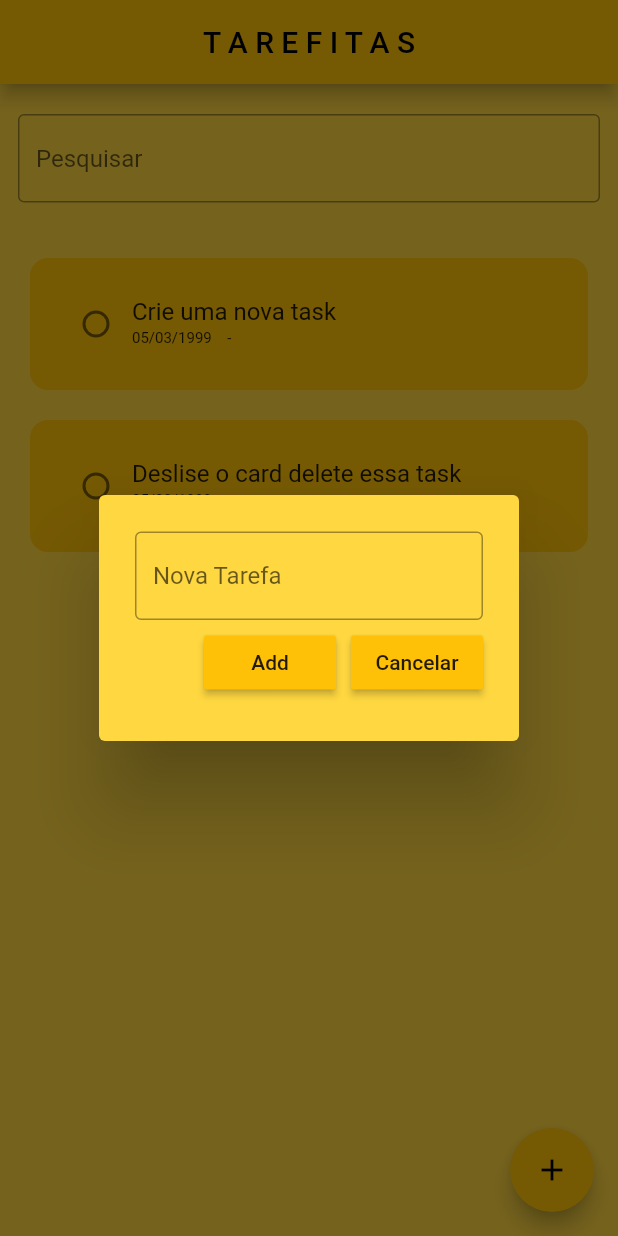
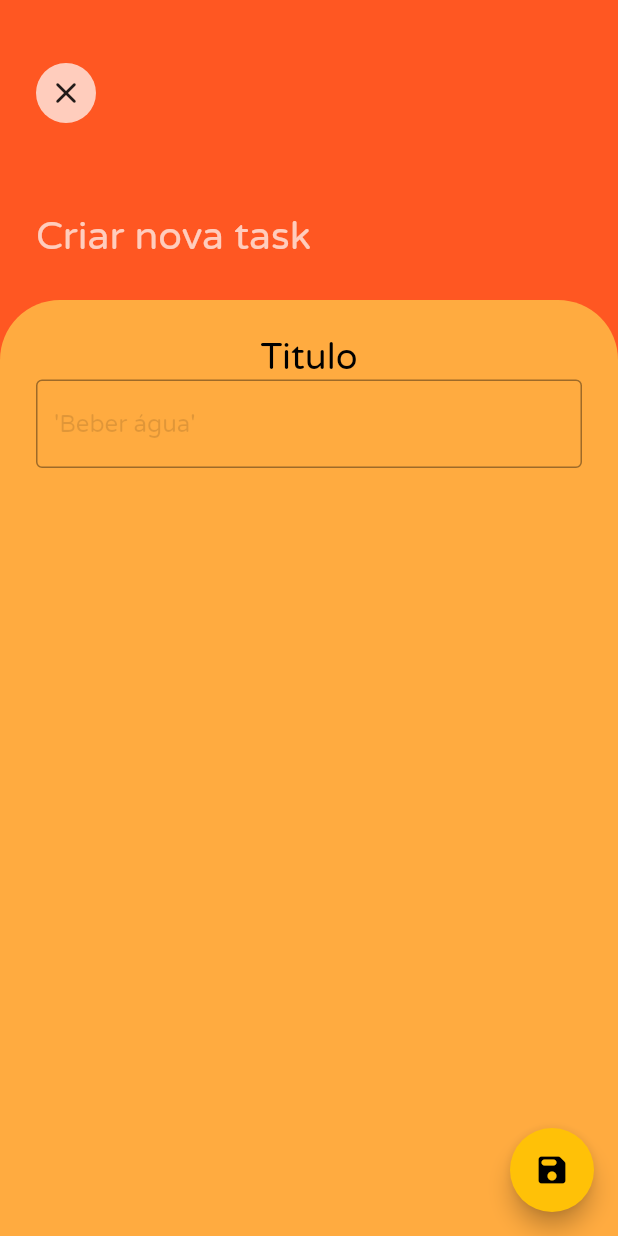
Before and after one commit to CaiqueGaldino/Tarefitas, a Flutter app: the screen it shows after launch, after a tap on the "add" icon, on a phone screen of 412 x 824 dp. Run offline on Flutter 3.47's test engine with Material 2 defaults, Android fonts, the light colour scheme and no system bars; drawn by our look-alikes of flutter_slidable; our stand-ins replace hive_flutter; accounts and stored records are empty.

Commit message:
Novas tarefas criado em uma tela e não em um dialog

```diff
--- a/lib/HomePage.dart
+++ b/lib/HomePage.dart
@@ -1,5 +1,7 @@
 import 'package:flutter/material.dart';
 import 'package:hive_flutter/hive_flutter.dart';
+import 'package:tarefas/NovaTask.dart';
+import 'package:tarefas/constants.dart';
 import 'package:tarefas/database.dart';
 import 'package:tarefas/dialog_box.dart';
 import 'package:tarefas/todo_tile.dart';
@@ -33,7 +35,7 @@ class _HomePageState extends State<HomePage> {
   }
 
 // text controller
-  final _controler = TextEditingController();
+  final _controller = TextEditingController();
 
   // ChackBox Changed
 
@@ -53,9 +55,9 @@ class _HomePageState extends State<HomePage> {
     DateTime _date = DateTime.now();
     var start = _date.day.toString() + "/" + _date.month.toString() + "/" + _date.year.toString();
     setState(() {
-      db.ToDoList.add([_controler.text, false,start, " "]);
+      db.ToDoList.add([_controller.text, false,start, " "]);
 
-      _controler.clear();
+      _controller.clear();
     });
     Navigator.of(context).pop();
     db.updateDatabase();
@@ -64,11 +66,13 @@ class _HomePageState extends State<HomePage> {
   // Create a new task
 
   void CreateNewTask() {
+
+    //Gambiarra com o dialog usado na versão anterior
     showDialog(
       context: context,
       builder: (context) {
-        return DialogBox(
-          controler: _controler,
+        return NovaTask(
+          controller: _controller,
           onSave: saveNewTask,
           onCancel: () => Navigator.of(context).pop(),
         );
@@ -89,7 +93,7 @@ class _HomePageState extends State<HomePage> {
     return Scaffold(
         backgroundColor: Colors.amberAccent,
         appBar: AppBar(
-          title: const Text('T A R E F I T A S'),
+          title: const Text('T A R E F I T A S', style: TextStyle(fontFamily: primaryFont),),
           centerTitle: true,
           elevation: 5,
         ),
--- /dev/null
+++ b/lib/NovaTask.dart
@@ -0,0 +1,96 @@
+import 'package:flutter/material.dart';
+import 'package:tarefas/constants.dart';
+
+class NovaTask extends StatelessWidget {
+  final controller;
+  VoidCallback onSave;
+  VoidCallback onCancel;
+
+  NovaTask(
+      {super.key,
+      required this.controller,
+      required this.onCancel,
+      required this.onSave});
+
+  @override
+  Widget build(BuildContext context) {
+    return Scaffold(
+      floatingActionButton: FloatingActionButton(
+        onPressed: onSave,
+        child: Icon(Icons.save_rounded)),
+
+      body: Stack(
+        fit: StackFit.loose,
+        alignment: Alignment.topCenter,
+        children: <Widget>[
+          Positioned(
+            top: 0,
+            left: 0,
+            right: 0,
+            child: Container(
+              height: 300,
+              decoration: BoxDecoration(color: Colors.deepOrange),
+              child: Padding(
+                padding: const EdgeInsets.only(top: 12, left: 24),
+                child: Column(
+                  crossAxisAlignment: CrossAxisAlignment.start,
+                  children: [
+                    SizedBox(
+                      height: 30,
+                    ),
+                    Container(
+                        width: 40,
+                        height: 40,
+                        decoration: BoxDecoration(
+                            borderRadius: BorderRadius.circular(60),
+                            color: Colors.white70),
+                        child: IconButton(
+                          onPressed: onCancel,
+                          icon: Icon(Icons.close_rounded),
+                        )),
+                    SizedBox(
+                      height: 60,
+                    ),
+                    Text(
+                      "Criar nova task",
+                      style: TextStyle(color: Colors.white70, fontSize: 26, fontFamily: primaryFont),
+                    ),
+                  ],
+                ),
+              ),
+            ),
+          ),
+          Positioned(
+            top: 200,
+            left: 0,
+            right: 0,
+            bottom: 0,
+            child: Container(
+              height: double.infinity,
+              decoration: BoxDecoration(
+                  borderRadius: BorderRadius.only(
+                      topLeft: Radius.circular(40),
+                      topRight: Radius.circular(40)),
+                  color: Colors.orangeAccent),
+              child: Padding(
+                padding: const EdgeInsets.only(top: 24, right: 24, left: 24),
+                child: Column(
+                  children: <Widget>[
+                    Text(
+                      "Titulo",
+                      style: TextStyle(color: Colors.black, fontSize: 24, fontFamily: primaryFont),
+                    ),
+                    TextField(
+                      controller: controller,
+                      decoration: InputDecoration(border: OutlineInputBorder(),hintText: "'Beber água'", hintStyle: TextStyle(fontFamily: primaryFont, color: Colors.black12)),
+                    ),
+                  ],
+                ),
+              ),
+            ),
+          )
+        ],
+      ),
+    );
+  }
+}
--- /dev/null
+++ b/lib/constants.dart
@@ -0,0 +1 @@
+const primaryFont = 'Varela';
--- a/lib/main.dart
+++ b/lib/main.dart
@@ -1,6 +1,7 @@
 import 'package:flutter/material.dart';
 import 'package:hive_flutter/hive_flutter.dart';
 import 'package:tarefas/HomePage.dart';
+import 'package:tarefas/NovaTask.dart';
 
 void main() async {
   // init hive
--- a/lib/todo_tile.dart
+++ b/lib/todo_tile.dart
@@ -1,5 +1,6 @@
 import 'package:flutter/material.dart';
 import 'package:flutter_slidable/flutter_slidable.dart';
+import 'package:tarefas/constants.dart';
 
 class ToDoTile extends StatelessWidget {
   final String taskName;
@@ -51,10 +52,12 @@ class ToDoTile extends StatelessWidget {
                 Text(
                   taskName,
                   style: TextStyle(
+                    fontFamily: primaryFont,
                       fontSize: 16,
                       decoration: taskCompleted
                           ? TextDecoration.lineThrough
-                          : TextDecoration.none),
+                          : TextDecoration.none
+                          ),
                 ),
                 Row(
                   mainAxisAlignment: MainAxisAlignment.spaceBetween,
@@ -62,6 +65,7 @@ class ToDoTile extends StatelessWidget {
                     Text(
                       start.toString(),
                       style: const TextStyle(
+                        fontFamily: primaryFont,
                         fontSize: 10,
                       ),
                     ),
@@ -69,6 +73,7 @@ class ToDoTile extends StatelessWidget {
                     Text(
                       end.toString(),
                       style: const TextStyle(
+                        fontFamily: primaryFont,
                         fontSize: 10,
                       ),
                     ),
--- a/pubspec.yaml
+++ b/pubspec.yaml
@@ -98,6 +98,10 @@ flutter:
   # "family" key with the font family name, and a "fonts" key with a
   # list giving the asset and other descriptors for the font. For
   # example:
+  fonts:
+    - family: Varela
+      fonts:
+        - asset: assets/fonts/VarelaRound.ttf
   # fonts:
   #   - family: Schyler
   #     fonts:
```
Also changed, not shown: assets/fonts/VarelaRound.ttf (added).
